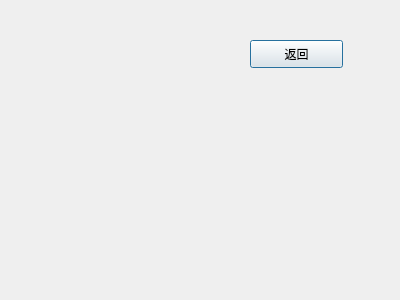
The window that DBMS/choose.ui (D0ub1ePieR/DBMS_C) describes before a commit, drawn with Qt 5.
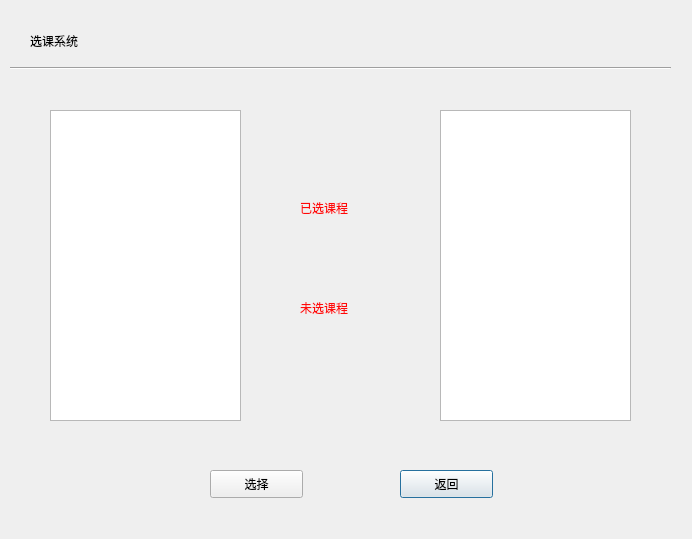
The same window after the commit. Icons and pictures are not drawn.

Commit message: add : 选课前登录界面

What changed in the file:
```diff
--- a/DBMS/choose.ui
+++ b/DBMS/choose.ui
@@ -6,8 +6,8 @@
    <rect>
     <x>0</x>
     <y>0</y>
-    <width>400</width>
-    <height>300</height>
+    <width>692</width>
+    <height>539</height>
    </rect>
   </property>
   <property name="windowTitle">
@@ -16,8 +16,8 @@
   <widget class="QPushButton" name="back">
    <property name="geometry">
     <rect>
-     <x>250</x>
-     <y>40</y>
+     <x>400</x>
+     <y>470</y>
      <width>93</width>
      <height>28</height>
     </rect>
@@ -26,6 +26,134 @@
     <string>返回</string>
    </property>
   </widget>
+  <widget class="Line" name="line">
+   <property name="geometry">
+    <rect>
+     <x>10</x>
+     <y>60</y>
+     <width>661</width>
+     <height>16</height>
+    </rect>
+   </property>
+   <property name="orientation">
+    <enum>Qt::Horizontal</enum>
+   </property>
+  </widget>
+  <widget class="QLabel" name="label">
+   <property name="geometry">
+    <rect>
+     <x>30</x>
+     <y>20</y>
+     <width>121</width>
+     <height>41</height>
+    </rect>
+   </property>
+   <property name="styleSheet">
+    <string notr="true">font: 14pt &quot;微软雅黑&quot;;</string>
+   </property>
+   <property name="text">
+    <string>选课系统</string>
+   </property>
+  </widget>
+  <widget class="QListView" name="nowclass">
+   <property name="geometry">
+    <rect>
+     <x>50</x>
+     <y>110</y>
+     <width>191</width>
+     <height>311</height>
+    </rect>
+   </property>
+  </widget>
+  <widget class="QListView" name="chooseclass">
+   <property name="geometry">
+    <rect>
+     <x>440</x>
+     <y>110</y>
+     <width>191</width>
+     <height>311</height>
+    </rect>
+   </property>
+  </widget>
+  <widget class="QLabel" name="label_2">
+   <property name="geometry">
+    <rect>
+     <x>281</x>
+     <y>330</y>
+     <width>141</width>
+     <height>41</height>
+    </rect>
+   </property>
+   <property name="styleSheet">
+    <string notr="true">image: url(:/image/left.ico);</string>
+   </property>
+   <property name="text">
+    <string/>
+   </property>
+  </widget>
+  <widget class="QLabel" name="label_3">
+   <property name="geometry">
+    <rect>
+     <x>280</x>
+     <y>140</y>
+     <width>141</width>
+     <height>41</height>
+    </rect>
+   </property>
+   <property name="styleSheet">
+    <string notr="true">image: url(:/image/right.ico);</string>
+   </property>
+   <property name="text">
+    <string/>
+   </property>
+  </widget>
+  <widget class="QLabel" name="label_4">
+   <property name="geometry">
+    <rect>
+     <x>300</x>
+     <y>300</y>
+     <width>81</width>
+     <height>16</height>
+    </rect>
+   </property>
+   <property name="styleSheet">
+    <string notr="true">font: 12pt &quot;华文新魏&quot;;
+color: rgb(255, 8, 8);</string>
+   </property>
+   <property name="text">
+    <string>未选课程</string>
+   </property>
+  </widget>
+  <widget class="QLabel" name="label_5">
+   <property name="geometry">
+    <rect>
+     <x>300</x>
+     <y>200</y>
+     <width>81</width>
+     <height>16</height>
+    </rect>
+   </property>
+   <property name="styleSheet">
+    <string notr="true">font: 12pt &quot;华文新魏&quot;;
+color: rgb(255, 8, 8);</string>
+   </property>
+   <property name="text">
+    <string>已选课程</string>
+   </property>
+  </widget>
+  <widget class="QPushButton" name="select">
+   <property name="geometry">
+    <rect>
+     <x>210</x>
+     <y>470</y>
+     <width>93</width>
+     <height>28</height>
+    </rect>
+   </property>
+   <property name="text">
+    <string>选择</string>
+   </property>
+  </widget>
  </widget>
  <resources/>
  <connections/>
```
Left out of the diff: 4 changed lines with no effect on the pictures. The commit also changes 15 other files.
